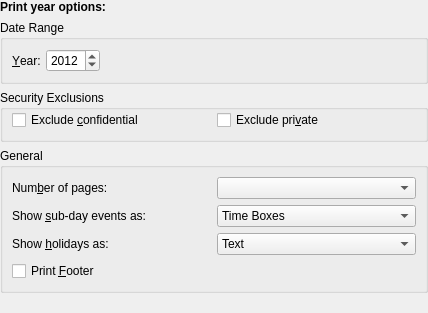
KDE/calendarsupport, file src/printing/calprintyearconfig_base.ui: the form before one commit.
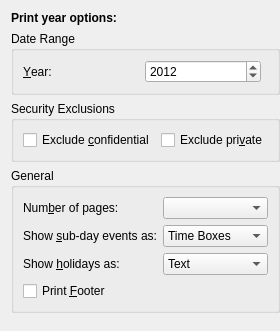
The form after the commit.

```diff
--- a/src/printing/calprintyearconfig_base.ui
+++ b/src/printing/calprintyearconfig_base.ui
@@ -4,27 +4,10 @@
  <comment>Configuration page for the yearly print mode.</comment>
  <class>CalPrintYearConfig_Base</class>
  <widget class="QWidget" name="CalPrintYearConfig_Base">
-  <property name="geometry">
-   <rect>
-    <x>0</x>
-    <y>0</y>
-    <width>428</width>
-    <height>313</height>
-   </rect>
-  </property>
   <layout class="QVBoxLayout" name="verticalLayout_3">
-   <property name="leftMargin">
-    <number>0</number>
-   </property>
-   <property name="topMargin">
-    <number>0</number>
-   </property>
    <property name="rightMargin">
     <number>0</number>
    </property>
-   <property name="bottomMargin">
-    <number>0</number>
-   </property>
    <item>
     <widget class="QLabel" name="label">
      <property name="text">
@@ -48,9 +31,6 @@
           <property name="text">
            <string>&amp;Year:</string>
           </property>
-          <property name="wordWrap">
-           <bool>false</bool>
-          </property>
           <property name="buddy">
            <cstring>mYear</cstring>
           </property>
@@ -77,12 +57,6 @@
           <property name="sizeType">
            <enum>QSizePolicy::Expanding</enum>
           </property>
-          <property name="sizeHint" stdset="0">
-           <size>
-            <width>120</width>
-            <height>21</height>
-           </size>
-          </property>
          </spacer>
         </item>
        </layout>
@@ -96,9 +70,6 @@
       <string>Security Exclusions</string>
      </property>
      <layout class="QHBoxLayout" name="horizontalLayout_4">
-      <property name="topMargin">
-       <number>0</number>
-      </property>
       <item>
        <widget class="QCheckBox" name="mExcludeConfidential">
         <property name="whatsThis">
@@ -222,12 +193,6 @@
      <property name="orientation">
       <enum>Qt::Vertical</enum>
      </property>
-     <property name="sizeHint" stdset="0">
-      <size>
-       <width>20</width>
-       <height>71</height>
-      </size>
-     </property>
     </spacer>
    </item>
   </layout>
```
Left out of the diff: 8 changed lines with no effect on the pictures.
